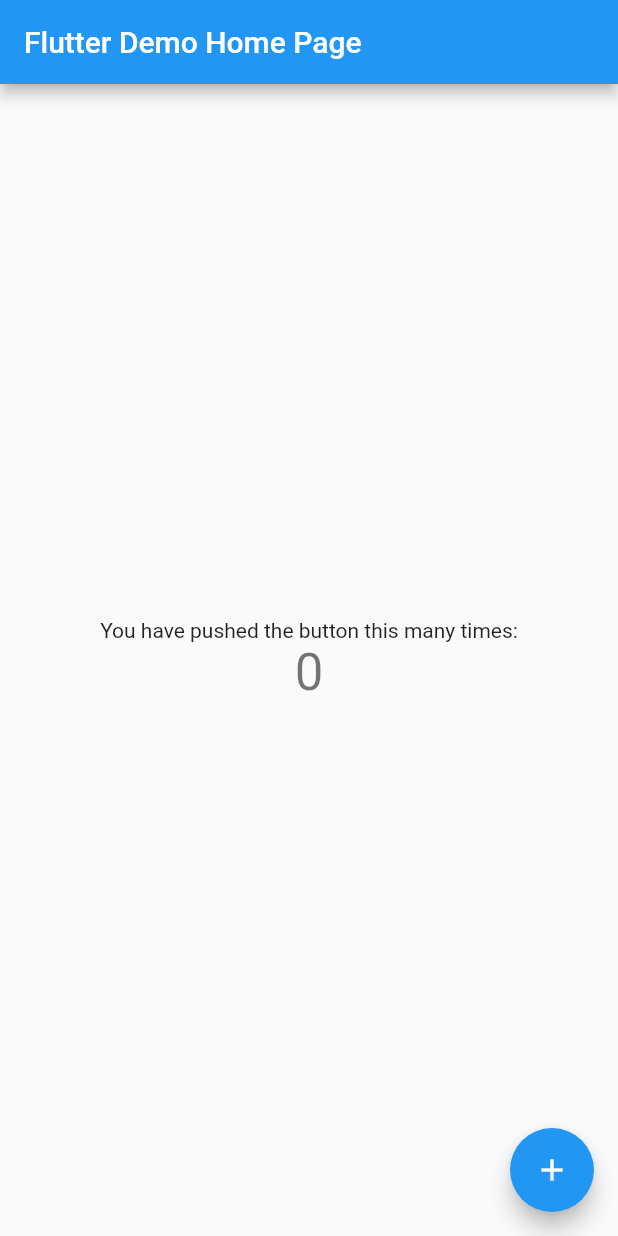
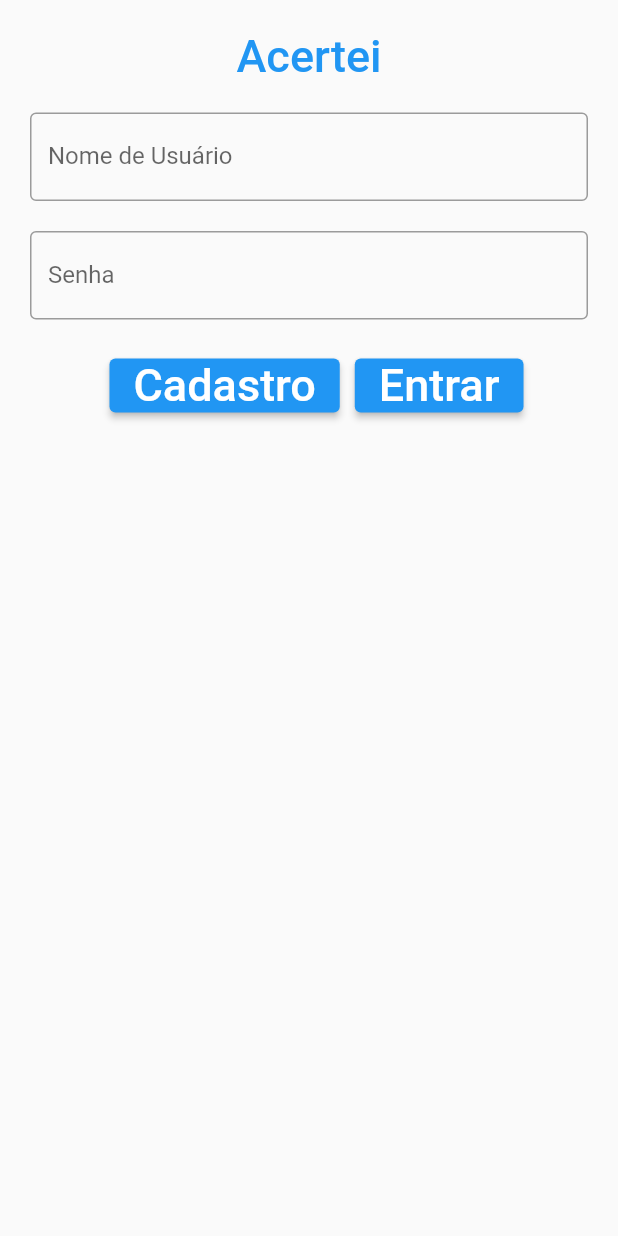
Before and after one commit to gilneyjr/acertei, a Flutter app: the screen it shows after launch, on a phone screen of 412 x 824 dp. Run offline on Flutter 3.47's test engine with Material 2 defaults, Android fonts, the light colour scheme and no system bars.

Commit message:
feat: criação de tela de login

```diff
--- a/lib/main.dart
+++ b/lib/main.dart
@@ -1,113 +1,6 @@
+import 'package:acertei/pages/login.dart';
 import 'package:flutter/material.dart';
 
 void main() {
-  runApp(MyApp());
+  runApp(MaterialApp(title: "Acertei!", home: Login()));
 }
-
-class MyApp extends StatelessWidget {
-  // This widget is the root of your application.
-  @override
-  Widget build(BuildContext context) {
-    return MaterialApp(
-      title: 'Flutter Demo',
-      theme: ThemeData(
-        // This is the theme of your application.
-        //
-        // Try running your application with "flutter run". You'll see the
-        // application has a blue toolbar. Then, without quitting the app, try
-        // changing the primarySwatch below to Colors.green and then invoke
-        // "hot reload" (press "r" in the console where you ran "flutter run",
-        // or simply save your changes to "hot reload" in a Flutter IDE).
-        // Notice that the counter didn't reset back to zero; the application
-        // is not restarted.
-        primarySwatch: Colors.blue,
-      ),
-      home: MyHomePage(title: 'Flutter Demo Home Page'),
-    );
-  }
-}
-
-class MyHomePage extends StatefulWidget {
-  MyHomePage({Key? key, required this.title}) : super(key: key);
-
-  // This widget is the home page of your application. It is stateful, meaning
-  // that it has a State object (defined below) that contains fields that affect
-  // how it looks.
-
-  // This class is the configuration for the state. It holds the values (in this
-  // case the title) provided by the parent (in this case the App widget) and
-  // used by the build method of the State. Fields in a Widget subclass are
-  // always marked "final".
-
-  final String title;
-
-  @override
-  _MyHomePageState createState() => _MyHomePageState();
-}
-
-class _MyHomePageState extends State<MyHomePage> {
-  int _counter = 0;
-
-  void _incrementCounter() {
-    setState(() {
-      // This call to setState tells the Flutter framework that something has
-      // changed in this State, which causes it to rerun the build method below
-      // so that the display can reflect the updated values. If we changed
-      // _counter without calling setState(), then the build method would not be
-      // called again, and so nothing would appear to happen.
-      _counter++;
-    });
-  }
-
-  @override
-  Widget build(BuildContext context) {
-    // This method is rerun every time setState is called, for instance as done
-    // by the _incrementCounter method above.
-    //
-    // The Flutter framework has been optimized to make rerunning build methods
-    // fast, so that you can just rebuild anything that needs updating rather
-    // than having to individually change instances of widgets.
-    return Scaffold(
-      appBar: AppBar(
-        // Here we take the value from the MyHomePage object that was created by
-        // the App.build method, and use it to set our appbar title.
-        title: Text(widget.title),
-      ),
-      body: Center(
-        // Center is a layout widget. It takes a single child and positions it
-        // in the middle of the parent.
-        child: Column(
-          // Column is also a layout widget. It takes a list of children and
-          // arranges them vertically. By default, it sizes itself to fit its
-          // children horizontally, and tries to be as tall as its parent.
-          //
-          // Invoke "debug painting" (press "p" in the console, choose the
-          // "Toggle Debug Paint" action from the Flutter Inspector in Android
-          // Studio, or the "Toggle Debug Paint" command in Visual Studio Code)
-          // to see the wireframe for each widget.
-          //
-          // Column has various properties to control how it sizes itself and
-          // how it positions its children. Here we use mainAxisAlignment to
-          // center the children vertically; the main axis here is the vertical
-          // axis because Columns are vertical (the cross axis would be
-          // horizontal).
-          mainAxisAlignment: MainAxisAlignment.center,
-          children: <Widget>[
-            Text(
-              'You have pushed the button this many times:',
-            ),
-            Text(
-              '$_counter',
-              style: Theme.of(context).textTheme.headline4,
-            ),
-          ],
-        ),
-      ),
-      floatingActionButton: FloatingActionButton(
-        onPressed: _incrementCounter,
-        tooltip: 'Increment',
-        child: Icon(Icons.add),
-      ), // This trailing comma makes auto-formatting nicer for build methods.
-    );
-  }
-}
--- /dev/null
+++ b/lib/pages/login.dart
@@ -0,0 +1,126 @@
+import 'package:flutter/material.dart';
+
+class Login extends StatefulWidget {
+  @override
+  State<StatefulWidget> createState() => LoginState();
+}
+
+class LoginState extends State<Login> {
+  Color placeholderColor = Color(0xA0A0A0FF);
+  Color textColor = Color(0x252525FF);
+  TextEditingController usuarioController = TextEditingController();
+  TextEditingController senhaController = TextEditingController();
+
+  void resetarCampos() {
+    usuarioController.clear();
+    senhaController.clear();
+  }
+
+  @override
+  Widget build(BuildContext context) {
+    return Scaffold(
+      body: Padding(
+        padding: EdgeInsets.all(10),
+        child: ListView(
+          children: [
+            Container(
+                alignment: Alignment.center,
+                padding: EdgeInsets.all(10),
+                child: Text(
+                  'Acertei',
+                  style: TextStyle(
+                      color: Colors.blue,
+                      fontWeight: FontWeight.w500,
+                      fontSize: 30),
+                )),
+            Container(
+              padding: EdgeInsets.all(10),
+              child: TextField(
+                controller: usuarioController,
+                decoration: InputDecoration(
+                  border: OutlineInputBorder(),
+                  labelText: 'Nome de Usuário',
+                ),
+              ),
+            ),
+            Container(
+              padding: EdgeInsets.all(10),
+              child: TextField(
+                obscureText: true,
+                controller: senhaController,
+                decoration: InputDecoration(
+                  border: OutlineInputBorder(),
+                  labelText: 'Senha',
+                ),
+              ),
+            ),
+            Container(
+                child: Row(
+              children: [
+                Container(
+                  padding: EdgeInsets.all(10),
+                  child: ElevatedButton(
+                      onPressed: () {},
+                      child: Text('Cadastro',
+                          style: TextStyle(color: Colors.white, fontSize: 30))),
+                ),
+                ElevatedButton(
+                    onPressed: () {},
+                    child: Text('Entrar',
+                        style: TextStyle(color: Colors.white, fontSize: 30)))
+              ],
+              mainAxisAlignment: MainAxisAlignment.center,
+            ))
+          ],
+        ),
+      ),
+      //   body: Center(
+      //       child: Column(children: [
+      // TextFormField(
+      //   keyboardType: TextInputType.text,
+      //   decoration: InputDecoration(
+      //       labelText: "Nome de Usuário",
+      //       labelStyle: TextStyle(color: placeholderColor)),
+      //   textAlign: TextAlign.start,
+      //   style: TextStyle(color: textColor, fontSize: 30),
+      //   controller: usuario,
+      //   validator: (value) {
+      //     if (value == null || value.isEmpty)
+      //       return "O nome de usuário não pode ser vazio.";
+      //   },
+      // ),
+      // ]))
+    );
+    // return Center(
+    //     child: Column(
+    //   children: [
+    //     TextFormField(
+    //       keyboardType: TextInputType.text,
+    //       decoration: InputDecoration(
+    //           labelText: "Nome de Usuário",
+    //           labelStyle: TextStyle(color: placeholderColor)),
+    //       textAlign: TextAlign.start,
+    //       style: TextStyle(color: textColor, fontSize: 30),
+    //       controller: usuario,
+    //       validator: (value) {
+    //         if (value == null || value.isEmpty)
+    //           return "O nome de usuário não pode ser vazio.";
+    //       },
+    //     ),
+    //     TextFormField(
+    //       keyboardType: TextInputType.visiblePassword,
+    //       decoration: InputDecoration(
+    //           labelText: "Senha",
+    //           labelStyle: TextStyle(color: placeholderColor)),
+    //       textAlign: TextAlign.start,
+    //       style: TextStyle(color: textColor, fontSize: 30),
+    //       controller: senha,
+    //       validator: (value) {
+    //         if (value == null || value.isEmpty)
+    //           return "A senha não pode ser vazia.";
+    //       },
+    //     )
+    //   ],
+    // ));
+  }
+}
```
